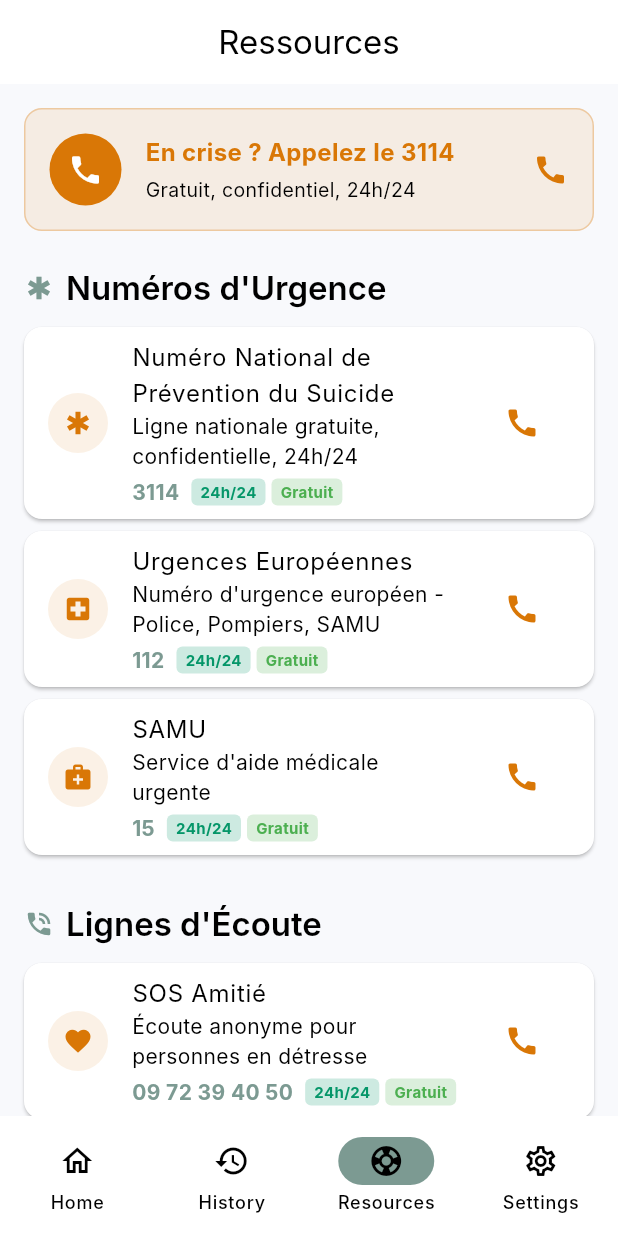
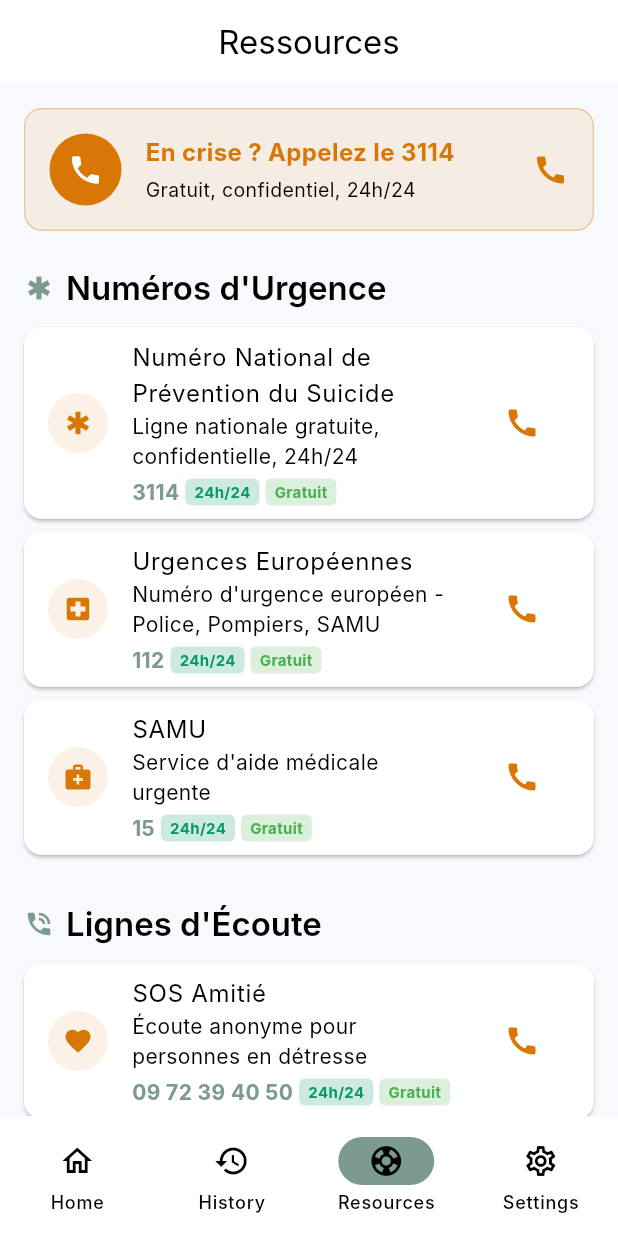
Before and after one commit to hassanaalwaqedi/hope, a Flutter app: the screen it shows after launch, item 3 of the bottom bar chosen, on a phone screen of 412 x 824 dp. Run offline on Flutter 3.47's test engine with Material 3 defaults, Android fonts, the phone set to English and light mode, and no system bars; our stand-ins replace connectivity_plus, equatable, flutter_bloc, get_it; Roboto replaces fonts that are missing (Inter).

Commit message:
Fix: RenderBox layout overflow in resources screen

```diff
--- a/hope_mobile/lib/presentation/screens/resources_screen.dart
+++ b/hope_mobile/lib/presentation/screens/resources_screen.dart
@@ -333,7 +333,10 @@ class ResourcesScreen extends StatelessWidget {
             Text(resource.description),
             if (resource.phone.isNotEmpty) ...[
               const SizedBox(height: 4),
-              Row(
+              Wrap(
+                spacing: 4,
+                runSpacing: 4,
+                crossAxisAlignment: WrapCrossAlignment.center,
                 children: [
                   Text(
                     resource.phone,
@@ -342,8 +345,7 @@ class ResourcesScreen extends StatelessWidget {
                       color: AppTheme.panicAccent,
                     ),
                   ),
-                  if (resource.is24h) ...[
-                    const SizedBox(width: 8),
+                  if (resource.is24h)
                     Container(
                       padding: const EdgeInsets.symmetric(horizontal: 6, vertical: 2),
                       decoration: BoxDecoration(
@@ -359,9 +361,7 @@ class ResourcesScreen extends StatelessWidget {
                         ),
                       ),
                     ),
-                  ],
-                  if (resource.isFree) ...[
-                    const SizedBox(width: 4),
+                  if (resource.isFree)
                     Container(
                       padding: const EdgeInsets.symmetric(horizontal: 6, vertical: 2),
                       decoration: BoxDecoration(
@@ -377,7 +377,6 @@ class ResourcesScreen extends StatelessWidget {
                         ),
                       ),
                     ),
-                  ],
                 ],
               ),
             ],
```
